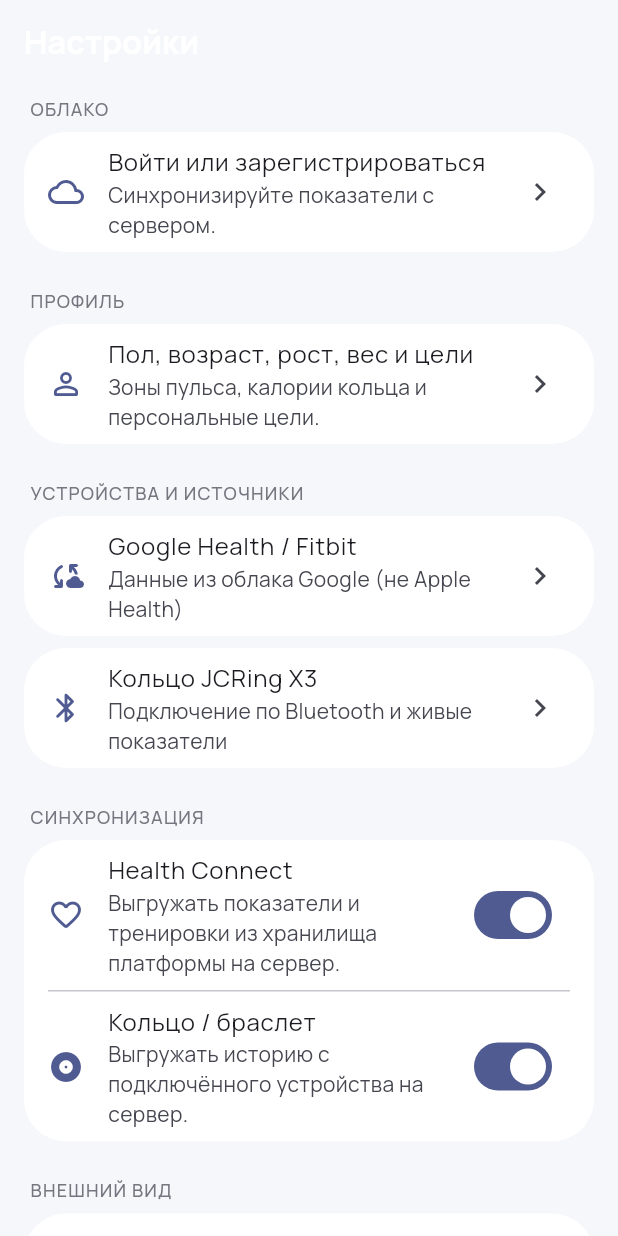
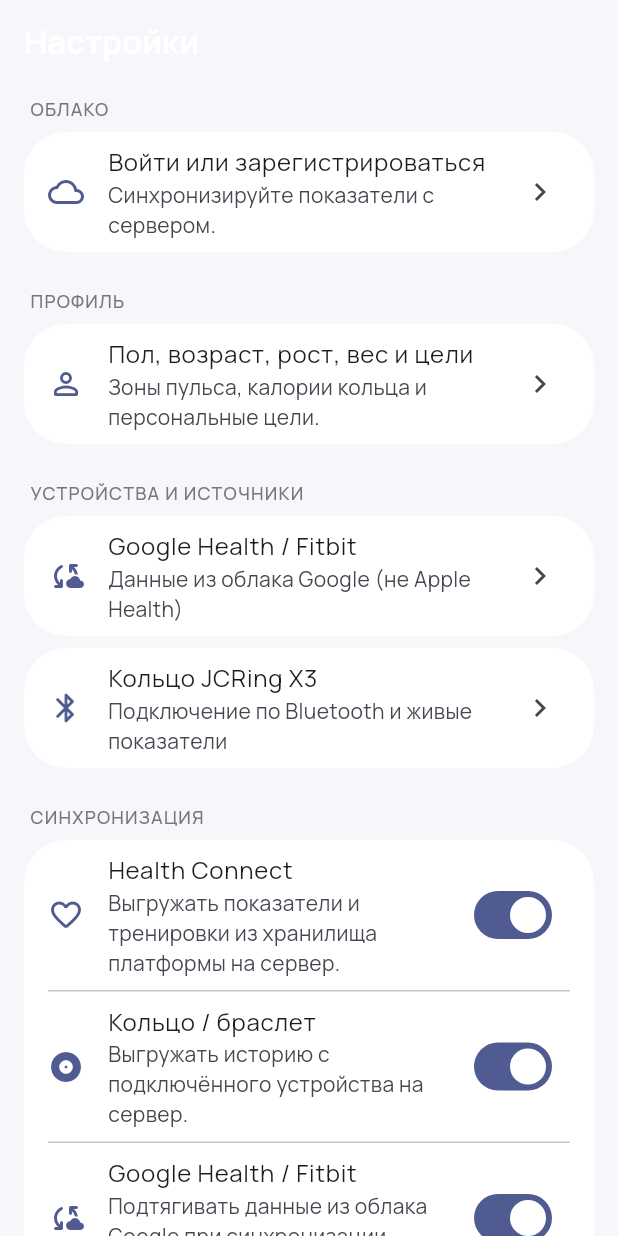
Before and after one commit to Minlibay/MyHealth, a Flutter app: the SettingsScreen screen opened by its route, on a phone screen of 412 x 824 dp. Run offline on Flutter 3.47's test engine with Material 3 defaults, Android fonts, the phone set to English and light mode, and no system bars; our stand-ins replace dio, fl_chart, flutter_animate, flutter_local_notifications, flutter_riverpod, flutter_secure_storage and 5 more; missing offline and left inert: flutter_appauth, health, home_widget, workmanager; accounts and stored records are empty; statements that could not run were skipped.

Commit message:
Google Health source label + sync toggle; ring companion apps shown as device
- googleHealth added to MetricSourceType so source='google_health' is
  labeled 'Google Health' (was falling into 'Другой источник'); appears
  in value lists and on charts like any source.
- Ring companion apps (JCVitalPro, JCRing, Jstyle) written into a health
  store are shown as just the app name ('JCVitalPro'), dropping the
  'Apple Health ·' prefix, on both metric cards (shortLabel) and the
  values list. Restricted to store-backed types so the ring source
  itself keeps 'Кольцо · …'.
- New 'Google Health / Fitbit' toggle in Settings > Синхронизация,
  gating the Google pull during sync.

Co-Authored-By: Claude Fable 5 <noreply@anthropic.com>

```diff
--- a/lib/features/dashboard/metric_card.dart
+++ b/lib/features/dashboard/metric_card.dart
@@ -70,7 +70,7 @@ class MetricCard extends ConsumerWidget {
                           ConstrainedBox(
                             constraints: const BoxConstraints(maxWidth: 96),
                             child: Text(
-                              reading!.source!.type.label,
+                              reading!.source!.shortLabel,
                               maxLines: 1,
                               overflow: TextOverflow.ellipsis,
                               style: theme.textTheme.bodySmall?.copyWith(
--- a/lib/features/settings/settings_screen.dart
+++ b/lib/features/settings/settings_screen.dart
@@ -142,6 +142,19 @@ class SettingsScreen extends ConsumerWidget {
                     value: sync.ring,
                     onChanged: (v) =>
                         ref.read(syncSettingsProvider.notifier).setRing(v),
+                  ),
+                  const Divider(height: 1, indent: 16, endIndent: 16),
+                  SwitchListTile(
+                    secondary: Icon(Icons.cloud_sync_rounded,
+                        color: theme.colorScheme.primary),
+                    title: const Text('Google Health / Fitbit'),
+                    subtitle: const Text(
+                        'Подтягивать данные из облака Google при '
+                        'синхронизации (нужно подключение).'),
+                    value: sync.googleHealth,
+                    onChanged: (v) => ref
+                        .read(syncSettingsProvider.notifier)
+                        .setGoogleHealth(v),
                   ),
                 ],
               );
```
Also changed, not shown: lib/core/metric_source.dart (+25 -0 lines), lib/data/sync_settings.dart (+19 -2 lines), lib/providers.dart (+5 -2 lines), 1 other file.
